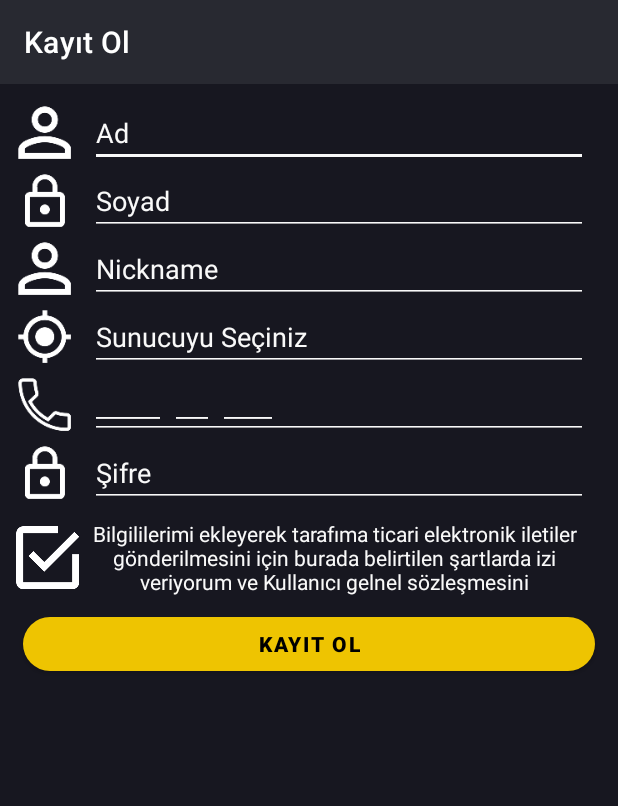
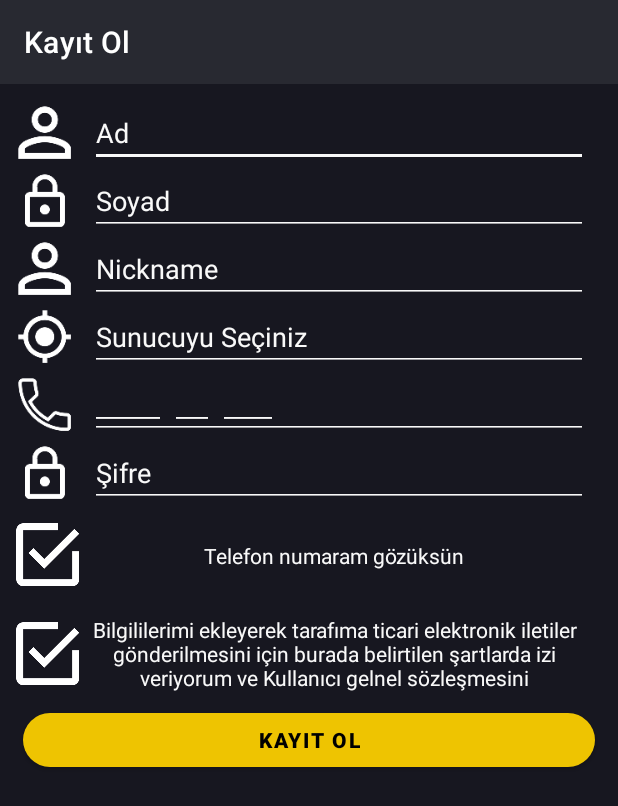
Before and after one commit to kasimsagir/ko-mobile-android, an Android app: the RegisterActivity screen opened directly, with no data from a screen before it, after a tap on an icon or button, on a phone screen of 412 x 824 dp. Shown: the top 806 px of the screen. Run offline under Robolectric (Android 15) with nearby library versions, the light colour scheme and no system bars; our stand-ins replace ButterKnife, Picasso; libraries missing offline, so code that uses them is left out: br.com.sapereaude, butterknife.internal; plain views replace MaskedEditText; pictures from the network do not load; 1 statement that could not run was skipped.

```diff
--- a/app/build.gradle
+++ b/app/build.gradle
@@ -7,7 +7,7 @@ android {
         applicationId "com.kinght.commerce"
         minSdkVersion 15
         targetSdkVersion 28
-        versionCode 1
+        versionCode 5
         versionName "1.0"
         testInstrumentationRunner "androidx.test.runner.AndroidJUnitRunner"
     }
--- a/app/src/main/java/com/kinght/commerce/ui/RegisterActivity/RegisterActivity.java
+++ b/app/src/main/java/com/kinght/commerce/ui/RegisterActivity/RegisterActivity.java
@@ -42,8 +42,12 @@ public class RegisterActivity extends BaseActivity implements RegisterActivityMv
     EditText activityRegisterPhonePasswordText;
     @BindView(R.id.activity_login_check_image_view)
     AppCompatImageView activityLoginCheckImageView;
+
+    @BindView(R.id.activity_register_phone_number_check_image_view)
+    AppCompatImageView activityRegisterPhoneNumberCheckImageView;
+
     boolean isCheck = false;
-
+    boolean isPhoneCheck= false;
 
     @Override
     protected void onCreate(Bundle savedInstanceState) {
@@ -59,14 +63,14 @@ public class RegisterActivity extends BaseActivity implements RegisterActivityMv
 
     }
 
-    @OnClick({R.id.activity_register_server_edit_text, R.id.activity_register_register_button,R.id.activity_login_check_image_view,})
+    @OnClick({R.id.activity_register_server_edit_text, R.id.activity_register_register_button, R.id.activity_login_check_image_view,R.id.activity_register_phone_number_check_image_view})
     public void onViewClicked(View view) {
         switch (view.getId()) {
             case R.id.activity_register_server_edit_text:
                 presenter.showServerList();
                 break;
             case R.id.activity_register_register_button:
-                presenter.register(CommonUtils.regularText(activityRegisterCustomerNameEditText),CommonUtils.regularText(activityRegisterSurnameEditText),CommonUtils.regularText(activityRegisterCustomerNicknameEditText),CommonUtils.regularText(activityRegisterPhoneEditText),CommonUtils.regularText(activityRegisterPhonePasswordText));
+                presenter.register(CommonUtils.regularText(activityRegisterCustomerNameEditText), CommonUtils.regularText(activityRegisterSurnameEditText), CommonUtils.regularText(activityRegisterCustomerNicknameEditText), CommonUtils.regularText(activityRegisterPhoneEditText), CommonUtils.regularText(activityRegisterPhonePasswordText),isPhoneCheck);
                 break;
             case R.id.activity_login_check_image_view:
                 if (!isCheck) {
@@ -75,6 +79,15 @@ public class RegisterActivity extends BaseActivity implements RegisterActivityMv
                 } else {
                     activityLoginCheckImageView.setImageResource(R.mipmap.ic_login_check_off);
                     isCheck = false;
+                }
+                break;
+            case R.id.activity_register_phone_number_check_image_view:
+                if (!isPhoneCheck) {
+                    activityRegisterPhoneNumberCheckImageView.setImageResource(R.mipmap.ic_login_check_on);
+                    isPhoneCheck = true;
+                } else {
+                    activityRegisterPhoneNumberCheckImageView.setImageResource(R.mipmap.ic_login_check_off);
+                    isPhoneCheck = false;
                 }
                 break;
         }
--- a/app/src/main/java/com/kinght/commerce/ui/RegisterActivity/RegisterActivityMvpPresenter.java
+++ b/app/src/main/java/com/kinght/commerce/ui/RegisterActivity/RegisterActivityMvpPresenter.java
@@ -3,5 +3,5 @@ import com.kinght.commerce.ui.base.MvpPresenter;
 public interface RegisterActivityMvpPresenter<V extends RegisterActivityMvpView> extends MvpPresenter<V> {
     void showServerList();
 
-    void register(String regularText, String regularText1, String regularText2, String regularText3, String regularText4);
+    void register(String regularText, String regularText1, String regularText2, String regularText3, String regularText4, boolean isCheckPhone);
 }
--- a/app/src/main/java/com/kinght/commerce/ui/RegisterActivity/RegisterActivityPresenter.java
+++ b/app/src/main/java/com/kinght/commerce/ui/RegisterActivity/RegisterActivityPresenter.java
@@ -59,7 +59,7 @@ public class RegisterActivityPresenter<V extends RegisterActivityMvpView> extend
     }
 
     @Override
-    public void register(String name, String surname, String nickname, String phoneNumber, String password) {
+    public void register(String name, String surname, String nickname, String phoneNumber, String password, boolean isCheckPhone) {
         if (!CommonUtils.isRegularText(name)) {
             getMvpView().showError("Lütfen isim alanını doldurunuz");
         } else if (!CommonUtils.isRegularText(nickname)) {
@@ -72,7 +72,7 @@ public class RegisterActivityPresenter<V extends RegisterActivityMvpView> extend
             getMvpView().showLoading();
             phoneNumber = phoneNumber.replace("(", "").replace(")", "").replace("-", "");
 
-            getDataManager().registerStepOne(name, surname, password, selectedServerId, nickname, phoneNumber, true, CommonUtils.getPnsToken(), new ServiceCallback<CommonResponse>() {
+            getDataManager().registerStepOne(name, surname, password, selectedServerId, nickname, phoneNumber, isCheckPhone, CommonUtils.getPnsToken(), new ServiceCallback<CommonResponse>() {
                 @Override
                 public void onSuccess(CommonResponse response) {
                     getMvpView().hideLoading();
--- a/app/src/main/java/com/kinght/commerce/utility/Configuration.java
+++ b/app/src/main/java/com/kinght/commerce/utility/Configuration.java
@@ -3,7 +3,7 @@ package com.kinght.commerce.utility;
 public class Configuration {
     // Server Configuration
     public static final String prodBaseUrl="http://167.99.88.157:8080/api/";
-    public static final String devBaseUrl="http://192.168.4.207:8080/api/";
+    public static final String devBaseUrl="http://167.99.88.157:8080/api/";
     //public static final String devBaseUrl="http://167.99.88.157:8080/api/";
     public static String baseUrl="";
 
--- a/app/src/main/res/layout/activity_register.xml
+++ b/app/src/main/res/layout/activity_register.xml
@@ -147,10 +147,63 @@
                 android:layout_gravity="center" />
         </LinearLayout>
 
+
         <LinearLayout
             android:layout_width="match_parent"
             android:layout_height="wrap_content"
             android:orientation="horizontal">
+
+            <androidx.constraintlayout.widget.ConstraintLayout
+                android:gravity="center"
+                android:layout_gravity="center"
+                android:layout_width="wrap_content"
+                android:layout_height="wrap_content"
+                android:orientation="horizontal">
+
+                <androidx.appcompat.widget.AppCompatImageView
+                    android:id="@+id/activity_register_phone_number_check_image_view"
+                    android:layout_width="wrap_content"
+                    android:layout_height="wrap_content"
+                    android:layout_marginStart="8dp"
+                    android:layout_marginLeft="8dp"
+                    android:layout_marginTop="8dp"
+                    android:layout_marginBottom="8dp"
+                    android:src="@mipmap/ic_login_check_off"
+                    app:layout_constraintBottom_toBottomOf="parent"
+                    app:layout_constraintStart_toStartOf="parent"
+                    app:layout_constraintTop_toTopOf="parent" />
+
+                <TextView
+                    android:layout_width="333dp"
+                    android:layout_height="wrap_content"
+                    android:layout_gravity="center"
+                    android:layout_marginTop="8dp"
+                    android:layout_marginEnd="8dp"
+                    android:layout_marginRight="8dp"
+                    android:layout_marginBottom="8dp"
+                    android:gravity="center"
+                    android:text="Telefon numaram gözüksün"
+                    android:textColor="@color/white"
+                    android:textColorHint="@color/white"
+                    app:layout_constraintBottom_toBottomOf="parent"
+                    app:layout_constraintEnd_toEndOf="parent"
+                    app:layout_constraintStart_toEndOf="@+id/activity_register_phone_number_check_image_view"
+                    app:layout_constraintTop_toTopOf="parent" />
+            </androidx.constraintlayout.widget.ConstraintLayout>
+
+        </LinearLayout>
+
+
+
+
+
+        <LinearLayout
+            android:layout_width="match_parent"
+            android:layout_height="wrap_content"
+            android:orientation="horizontal">
+
+
+
 
             <androidx.constraintlayout.widget.ConstraintLayout
                 android:gravity="center"
```
